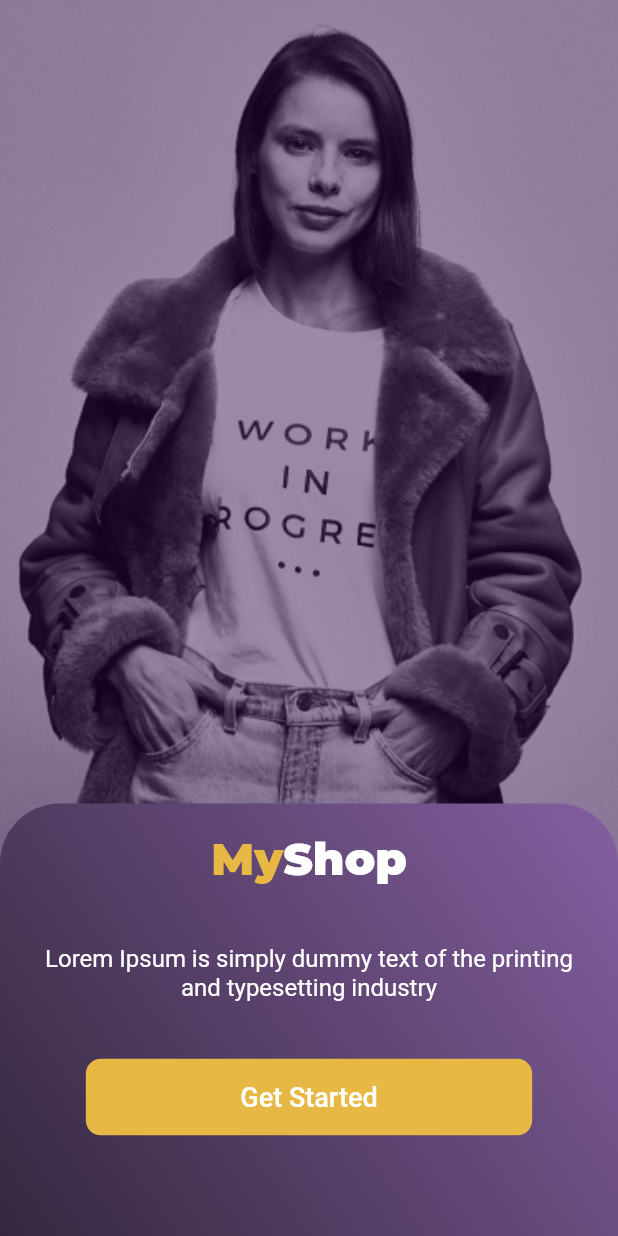
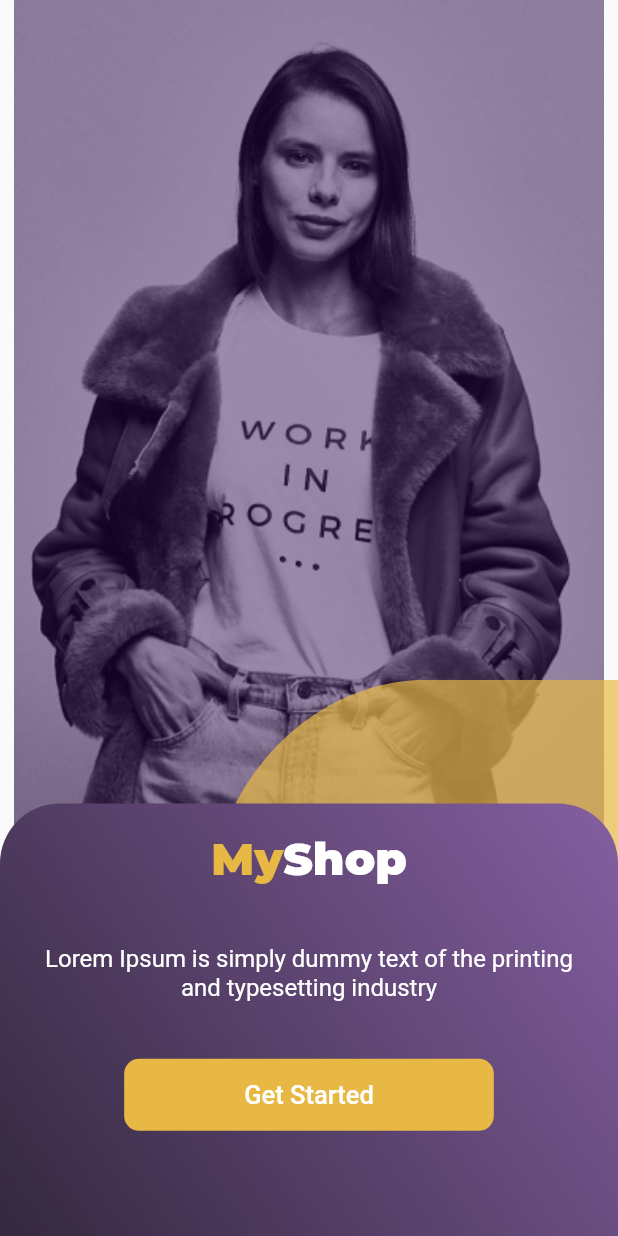
Before and after one commit to ilavisharma/Flutter-Ecommerce-App, a Flutter app: the screen it shows after launch, on a phone screen of 412 x 824 dp. Run offline on Flutter 3.47's test engine with Material 2 defaults, Android fonts, the phone set to English and light mode, and no system bars; Roboto replaces fonts that are missing (SF-Pro); project files that could hold a hidden picture were left out.

Commit message:
setup basic theme, start enter phone screen

```diff
--- a/lib/main.dart
+++ b/lib/main.dart
@@ -1,3 +1,4 @@
+import 'package:flutter/cupertino.dart';
 import 'package:flutter/material.dart';
 import 'package:flutter/services.dart';
 import 'screens/screens.dart';
@@ -16,10 +17,17 @@ class MyApp extends StatelessWidget {
     return MaterialApp(
       title: 'Ecommerce',
       theme: ThemeData(
-        primarySwatch: Colors.blue,
+        fontFamily: 'SF-Pro',
+        pageTransitionsTheme: PageTransitionsTheme(builders: {
+          TargetPlatform.android: CupertinoPageTransitionsBuilder(),
+          TargetPlatform.iOS: CupertinoPageTransitionsBuilder(),
+        }),
         visualDensity: VisualDensity.adaptivePlatformDensity,
       ),
       home: GetStartedScreen(),
+      routes: {
+        EnterPhoneScreen.routeName: (ctx) => EnterPhoneScreen(),
+      },
     );
   }
 }
--- a/lib/screens/get_started_screen.dart
+++ b/lib/screens/get_started_screen.dart
@@ -1,3 +1,6 @@
+import 'package:ecommerce_app/screens/screens.dart';
+import 'package:ecommerce_app/widgets/widgets.dart';
+import 'package:flutter/cupertino.dart';
 import 'package:flutter/material.dart';
 
 class GetStartedScreen extends StatelessWidget {
@@ -5,7 +8,8 @@ class GetStartedScreen extends StatelessWidget {
   Widget build(BuildContext context) {
     final totalHeight = MediaQuery.of(context).size.height;
     final totalWidth = MediaQuery.of(context).size.width;
-    final borderRadius = 40.0;
+    const borderRadius = 40.0;
+
     return Scaffold(
         body: Stack(
       children: [
@@ -13,13 +17,25 @@ class GetStartedScreen extends StatelessWidget {
           children: [
             Image.asset(
               'assets/images/get_started_girl.png',
-              fit: BoxFit.fitWidth,
+              fit: BoxFit.fitHeight,
               color: Color(0x732A034B),
               colorBlendMode: BlendMode.srcOver,
               height: totalHeight * 0.7,
               width: totalWidth,
             ),
           ],
+        ),
+        Positioned(
+          top: totalHeight * 0.55,
+          left: totalWidth / 3,
+          child: ClipPath(
+            clipper: _MyCustomClipper(),
+            child: Container(
+              height: totalHeight * 0.20,
+              width: totalWidth - totalWidth / 3,
+              color: Color(0xB3E7B944),
+            ),
+          ),
         ),
         Positioned(
           bottom: 0,
@@ -59,32 +75,23 @@ class GetStartedScreen extends StatelessWidget {
                   ),
                 ])),
                 Padding(
-                  padding: EdgeInsets.symmetric(horizontal: 15),
+                  padding: EdgeInsets.symmetric(horizontal: 16),
                   child: Text(
                     'Lorem Ipsum is simply dummy text of the printing and typesetting industry',
                     style: TextStyle(
                       color: Colors.white,
                       fontSize: 16,
-                      fontFamily: 'SF-Pro',
                     ),
                     textAlign: TextAlign.center,
                   ),
                 ),
-                FlatButton(
-                  onPressed: () {},
-                  child: Text('Get Started',
-                      style: TextStyle(
-                        color: Colors.white,
-                        fontSize: 18,
-                        fontFamily: 'SF-Pro',
-                      )),
-                  color: Color(0xFFE7B944),
-                  padding: EdgeInsets.symmetric(
-                      vertical: 15, horizontal: totalWidth * 0.25),
-                  shape: RoundedRectangleBorder(
-                      borderRadius: BorderRadius.all(Radius.circular(10))),
+                Button(
+                  text: "Get Started",
+                  onPressed: () {
+                    Navigator.pushNamed(context, EnterPhoneScreen.routeName);
+                  },
                 ),
-                SizedBox(height: 10)
+                SizedBox(height: 13)
               ],
             ),
           ),
@@ -93,3 +100,28 @@ class GetStartedScreen extends StatelessWidget {
     ));
   }
 }
+
+class _MyCustomClipper extends CustomClipper<Path> {
+  @override
+  Path getClip(Size size) {
+    var path = Path();
+
+    path.lineTo(size.width, size.height);
+    path.cubicTo(size.width, size.height, 0, size.height, 0, size.height);
+    path.cubicTo(
+        0, size.height * 0.45, size.width * 0.24, 0, size.width * 0.54, 0);
+    path.cubicTo(size.width * 0.54, 0, size.width, 0, size.width, 0);
+    path.cubicTo(
+        size.width, 0, size.width, size.height, size.width, size.height);
+    path.cubicTo(size.width, size.height, size.width, size.height, size.width,
+        size.height);
+    path.close();
+
+    return path;
+  }
+
+  @override
+  bool shouldReclip(CustomClipper<Path> oldClipper) {
+    return true;
+  }
+}
--- a/lib/screens/screens.dart
+++ b/lib/screens/screens.dart
@@ -1 +1,2 @@
 export './get_started_screen.dart';
+export './enter_phone_screen.dart';
--- /dev/null
+++ b/lib/widgets/button.dart
@@ -0,0 +1,25 @@
+import 'package:flutter/material.dart';
+
+class Button extends StatelessWidget {
+  final String text;
+  final Function onPressed;
+
+  const Button({this.text, this.onPressed});
+
+  @override
+  Widget build(BuildContext context) {
+    return FlatButton(
+      onPressed: onPressed,
+      child: Text(text,
+          style: TextStyle(
+            color: Colors.white,
+            fontSize: 17,
+            fontFamily: 'SF-Pro',
+          )),
+      color: Color(0xFFE7B944),
+      padding: EdgeInsets.symmetric(vertical: 14, horizontal: 80),
+      shape: RoundedRectangleBorder(
+          borderRadius: BorderRadius.all(Radius.circular(10))),
+    );
+  }
+}
--- /dev/null
+++ b/lib/widgets/widgets.dart
@@ -0,0 +1,2 @@
+export './button.dart';
+export './clipped_header.dart';
```
Also changed, not shown: lib/screens/enter_phone_screen.dart (added, +53 -0 lines), lib/widgets/clipped_header.dart (added, +66 -0 lines).
